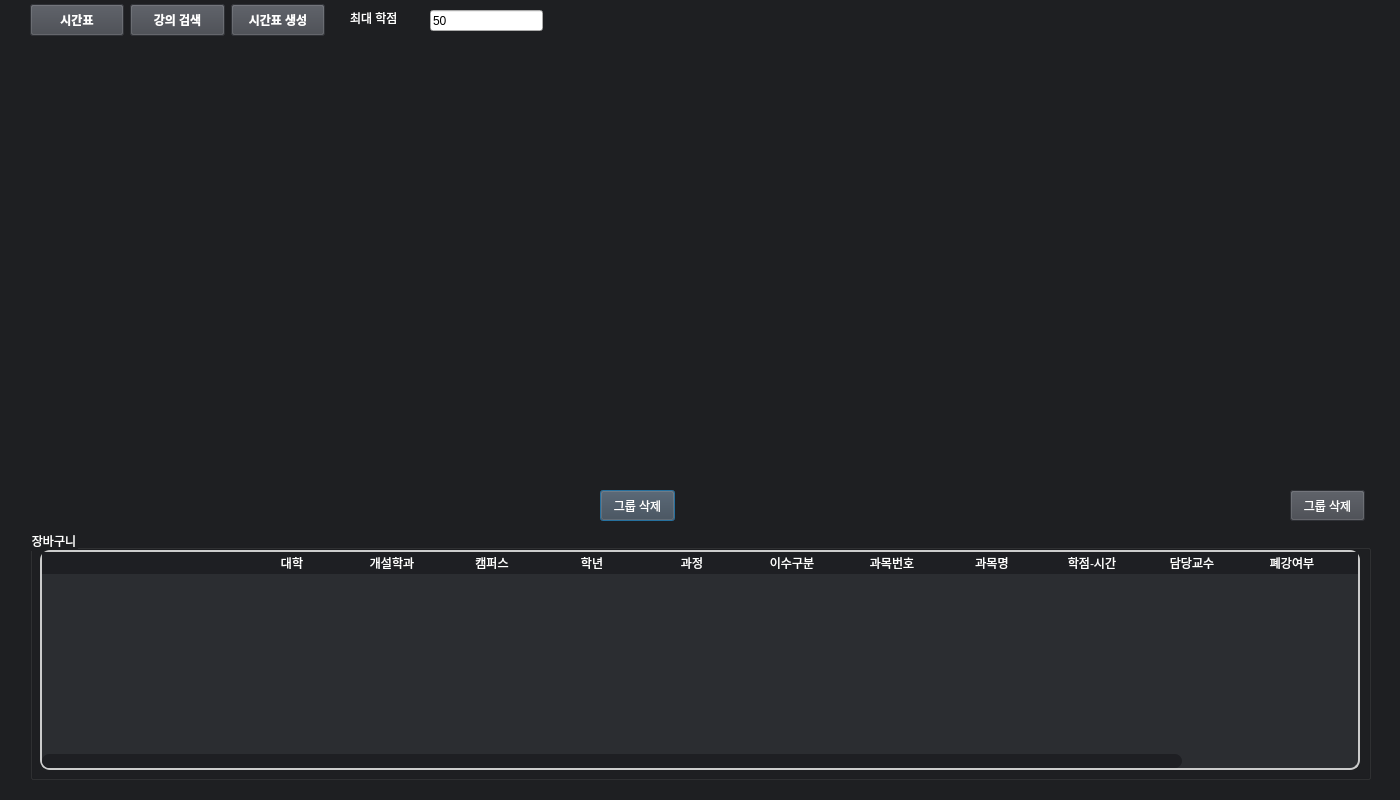
Above: magic.ui from rocknroll17/Lecture-Scheduler before the change. Below: the same form after it.
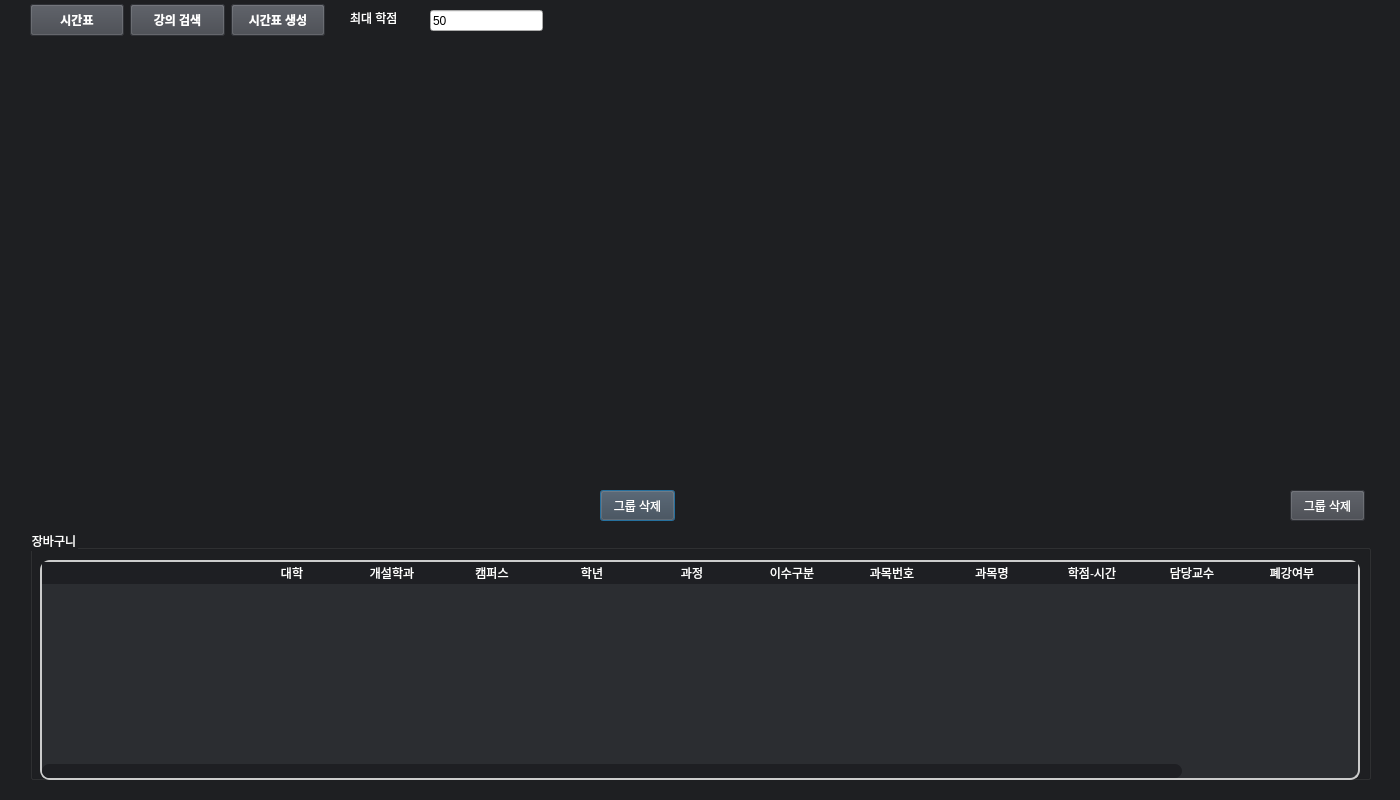
That is the form after the change.

Commit message: 맞춤법 안 배우면 쿠사리를 먹습니다.

What changed in the file:
```diff
--- a/magic.ui
+++ b/magic.ui
@@ -228,7 +228,7 @@
     <property name="geometry">
      <rect>
       <x>10</x>
-      <y>20</y>
+      <y>30</y>
       <width>1320</width>
       <height>220</height>
      </rect>
@@ -260,6 +260,7 @@
 	border-radius: 10px;
     border: 2px solid #ccc;
 	background-color: #2b2d31;
+	gridline-color: #404349;
 }
 
 QHeaderView::section:horizontal {
```
Left out of the diff: 6 changed lines with no effect on the pictures. The commit also changes 1 other file.
